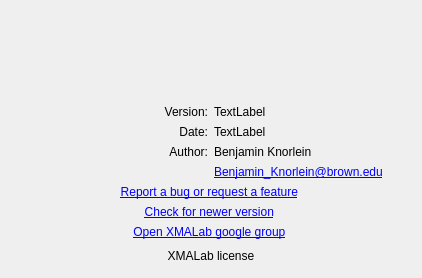
Old version of the form src/ui/ui-files/AboutDialog.ui in the repository XROMMPackages/xmalab.
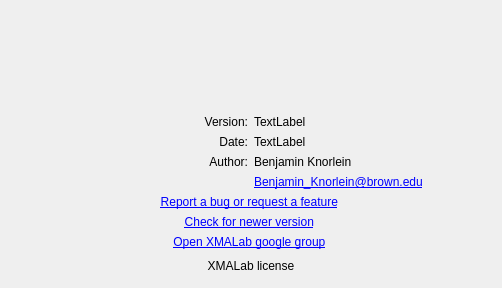
New version of the form. Icons and pictures are not drawn.

Commit message: Updated XMALab image in About dialog

The edit to the form file:
```diff
--- a/src/ui/ui-files/AboutDialog.ui
+++ b/src/ui/ui-files/AboutDialog.ui
@@ -6,8 +6,8 @@
    <rect>
     <x>0</x>
     <y>0</y>
-    <width>420</width>
-    <height>278</height>
+    <width>500</width>
+    <height>288</height>
    </rect>
   </property>
   <property name="sizePolicy">
@@ -24,8 +24,8 @@
   </property>
   <property name="maximumSize">
    <size>
-    <width>420</width>
-    <height>278</height>
+    <width>500</width>
+    <height>288</height>
    </size>
   </property>
   <property name="windowTitle">
@@ -138,7 +138,7 @@
        </property>
        <property name="minimumSize">
         <size>
-         <width>400</width>
+         <width>480</width>
          <height>0</height>
         </size>
        </property>
```
The commit also changes 2 other files.
